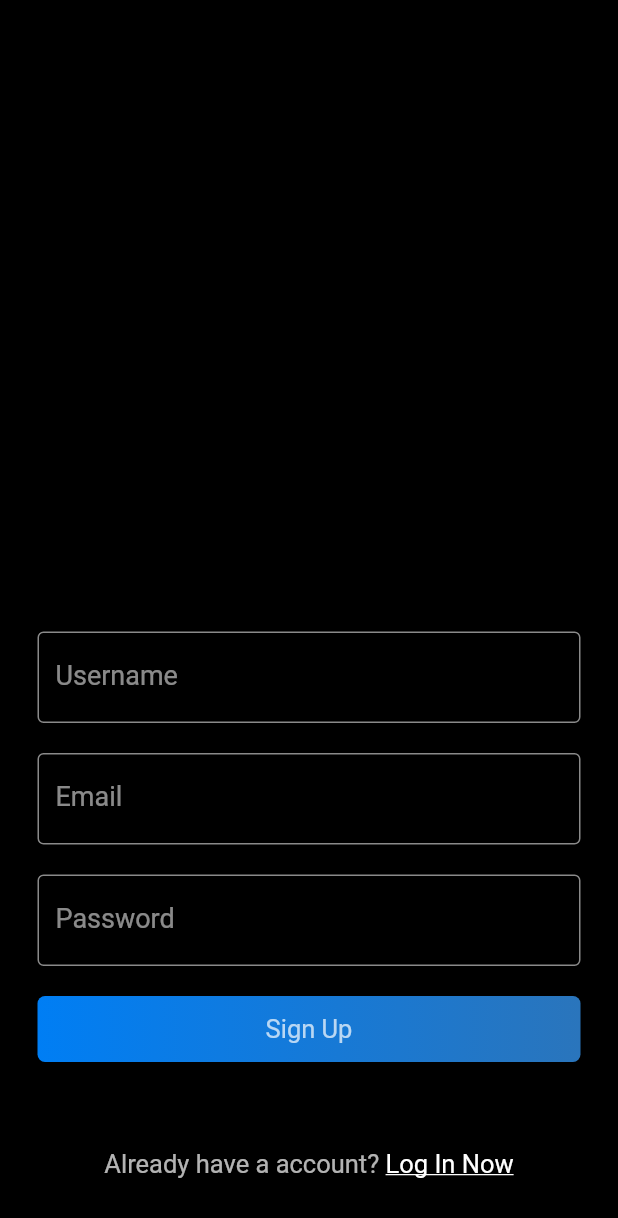
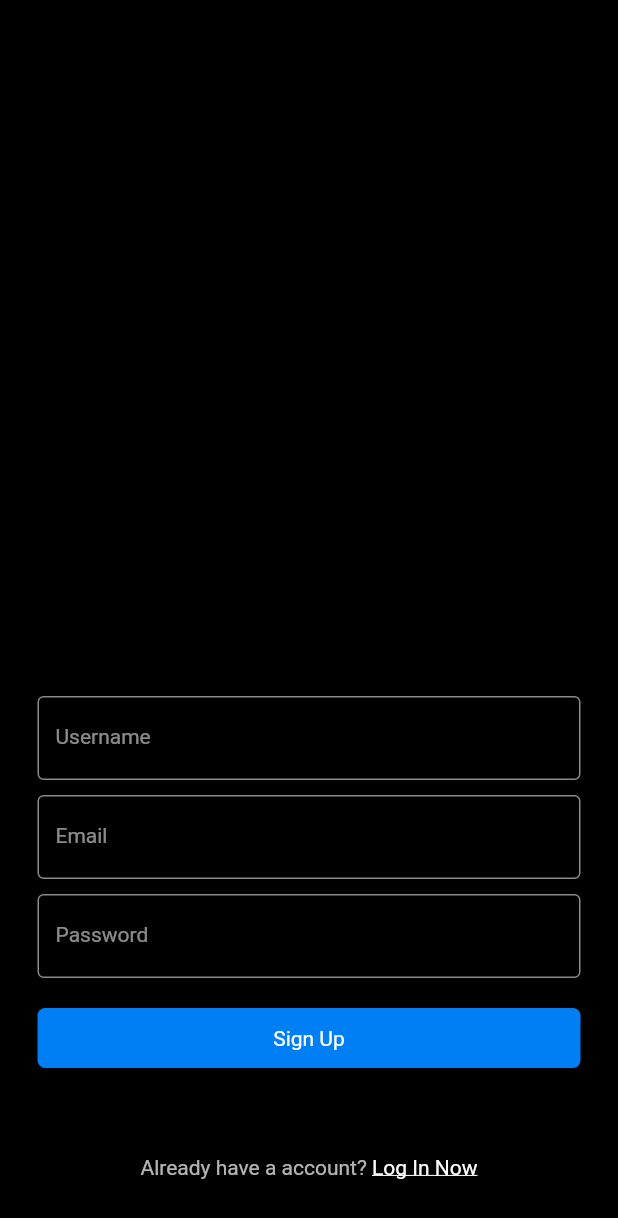
Before and after one commit to Debanshu777/chat_app_flutter, a Flutter app: the BaseView screen opened directly, after a tap on the "exit to app" icon, after a tap on "Log In", after a tap on "Register Now", on a phone screen of 412 x 824 dp. Shown: the top 1218 px of the screen. Run offline on Flutter 3.47's test engine with Material 2 defaults, Android fonts, the phone set to English and light mode, and no system bars; our stand-ins replace cloud_firestore, firebase_auth, firebase_core, fluttertoast, google_sign_in, shared_preferences; accounts and stored records are empty; Roboto replaces fonts that are missing (OverpassRegular).

Commit message:
Design Updates

```diff
--- a/lib/services/auth.dart
+++ b/lib/services/auth.dart
@@ -1,3 +1,4 @@
+import 'package:chat_app_flutter/helper/helperfunctions.dart';
 import 'package:chat_app_flutter/modal/user.dart';
 import 'package:firebase_auth/firebase_auth.dart';
 import 'package:fluttertoast/fluttertoast.dart';
@@ -80,6 +81,9 @@ class AuthMethods {
 
   Future signOut() async {
     try {
+      HelperFunctions.saveuserEmailSharedPreference("");
+      HelperFunctions.saveuserNameSharedPreference("");
+      HelperFunctions.saveuserLoggedInSharedPreference(false);
       return await _auth.signOut();
     } catch (e) {
       Fluttertoast.showToast(
--- a/lib/views/BaseView.dart
+++ b/lib/views/BaseView.dart
@@ -59,24 +59,32 @@ class _BaseViewState extends State<BaseView> {
         backgroundColor: Colors.black,
         showSelectedLabels: false,
         showUnselectedLabels: false,
-        items: <BottomNavigationBarItem>[
+        items: [
           BottomNavigationBarItem(
               icon: Icon(
                 Icons.home,
               ),
-              title: Text("Home"),
+              title: Text("text"),
               backgroundColor: Colors.black),
           BottomNavigationBarItem(
               icon: Icon(Icons.search),
-              title: Text("Search"),
+              title: Text("text"),
+              backgroundColor: Colors.black),
+          BottomNavigationBarItem(
+              icon: Container(
+                child: Icon(
+                  Icons.add_a_photo_outlined,
+                ),
+              ),
+              title: Text("text"),
               backgroundColor: Colors.black),
           BottomNavigationBarItem(
               icon: Icon(Icons.notifications),
-              title: Text("Notification"),
+              title: Text("text"),
               backgroundColor: Colors.black),
           BottomNavigationBarItem(
               icon: Icon(Icons.person),
-              title: Text("Profile"),
+              title: Text("text"),
               backgroundColor: Colors.black),
         ],
       ),
@@ -84,6 +92,7 @@ class _BaseViewState extends State<BaseView> {
         children: tabPages,
         onPageChanged: onPageChanged,
         controller: _pageController,
+        physics: NeverScrollableScrollPhysics(),
       ),
     );
   }
--- a/lib/views/fragments/ExploreView.dart
+++ b/lib/views/fragments/ExploreView.dart
@@ -1,3 +1,4 @@
+import 'package:chat_app_flutter/widgets/widget.dart';
 import 'package:flutter/material.dart';
 
 class ExploreView extends StatefulWidget {
@@ -9,6 +10,8 @@ class _ExploreViewState extends State<ExploreView> {
   @override
   Widget build(BuildContext context) {
     return Scaffold(
+      appBar: appBarMain(context,
+          isAppTitle: false, strTitle: "Explore", disappearBackButton: false),
       backgroundColor: Colors.green,
     );
   }
--- a/lib/views/fragments/NotificationView.dart
+++ b/lib/views/fragments/NotificationView.dart
@@ -1,3 +1,4 @@
+import 'package:chat_app_flutter/widgets/widget.dart';
 import 'package:flutter/material.dart';
 
 class NotificationView extends StatefulWidget {
@@ -9,6 +10,10 @@ class _NotificationViewState extends State<NotificationView> {
   @override
   Widget build(BuildContext context) {
     return Scaffold(
+      appBar: appBarMain(context,
+          isAppTitle: false,
+          strTitle: "Notification",
+          disappearBackButton: false),
       backgroundColor: Colors.yellow,
     );
   }
--- a/lib/views/fragments/ProfileView.dart
+++ b/lib/views/fragments/ProfileView.dart
@@ -1,3 +1,4 @@
+import 'package:chat_app_flutter/widgets/widget.dart';
 import 'package:flutter/material.dart';
 
 class ProfileView extends StatefulWidget {
@@ -9,6 +10,8 @@ class _ProfileViewState extends State<ProfileView> {
   @override
   Widget build(BuildContext context) {
     return Scaffold(
+      appBar: appBarMain(context,
+          isAppTitle: false, strTitle: "Profile", disappearBackButton: false),
       backgroundColor: Colors.red,
     );
   }
--- a/lib/views/search.dart
+++ b/lib/views/search.dart
@@ -146,10 +146,7 @@ class _SearchScreenState extends State<SearchScreen> {
                       height: 40,
                       width: 40,
                       decoration: BoxDecoration(
-                        gradient: LinearGradient(colors: [
-                          const Color(0x36FFFFFF),
-                          const Color(0x0FFFFFFF)
-                        ]),
+                        color: Color(0xff007EF4),
                         borderRadius: BorderRadius.circular(30),
                       ),
                       padding: EdgeInsets.all(12),
--- a/lib/views/signIn.dart
+++ b/lib/views/signIn.dart
@@ -1,7 +1,6 @@
 import 'package:chat_app_flutter/services/auth.dart';
 import 'package:chat_app_flutter/services/database.dart';
 import 'package:chat_app_flutter/views/BaseView.dart';
-import 'package:chat_app_flutter/views/chatRooms.dart';
 import 'package:chat_app_flutter/widgets/widget.dart';
 import 'package:cloud_firestore/cloud_firestore.dart';
 import 'package:flutter/cupertino.dart';
@@ -118,7 +117,7 @@ class _SignInState extends State<SignIn> {
                           style: simpleTextStyle(),
                           decoration: textFieldInputDecoration("Email")),
                       SizedBox(
-                        height: 20,
+                        height: 10,
                       ),
                       TextFormField(
                           obscureText: true,
@@ -162,10 +161,7 @@ class _SignInState extends State<SignIn> {
                     width: MediaQuery.of(context).size.width,
                     padding: EdgeInsets.symmetric(vertical: 12),
                     decoration: BoxDecoration(
-                        gradient: LinearGradient(colors: [
-                          const Color(0xff007EF4),
-                          const Color(0xff2A75BC),
-                        ]),
+                        color: Color(0xff007EF4),
                         borderRadius: BorderRadius.circular(5)),
                     child: Text("Log In", style: mediumTextStyle()),
                   ),
@@ -246,10 +242,11 @@ class _SignInState extends State<SignIn> {
                 Row(
                   mainAxisAlignment: MainAxisAlignment.center,
                   children: [
-                    Text(
-                      "Don't have a account? ",
-                      style: mediumTextStyle(),
-                    ),
+                    Text("Don't have a account? ",
+                        style: TextStyle(
+                          color: Colors.white70,
+                          fontSize: 14,
+                        )),
                     GestureDetector(
                       onTap: () {
                         widget.toggle();
@@ -259,7 +256,7 @@ class _SignInState extends State<SignIn> {
                         child: Text("Register Now",
                             style: TextStyle(
                               color: Colors.white,
-                              fontSize: 17,
+                              fontSize: 14,
                               decoration: TextDecoration.underline,
                             )),
                       ),
--- a/lib/views/signUp.dart
+++ b/lib/views/signUp.dart
@@ -2,10 +2,8 @@ import 'file:///C:/Users/KIIT/chat_app_flutter/lib/helper/helperfunctions.dart';
 import 'package:chat_app_flutter/services/auth.dart';
 import 'package:chat_app_flutter/services/database.dart';
 import 'package:chat_app_flutter/views/BaseView.dart';
-import 'package:chat_app_flutter/views/chatRooms.dart';
 import 'package:chat_app_flutter/widgets/widget.dart';
 import 'package:flutter/material.dart';
-import 'package:fluttertoast/fluttertoast.dart';
 
 class SignUp extends StatefulWidget {
   final Function toggle;
@@ -80,7 +78,7 @@ class _SignUpState extends State<SignUp> {
                               decoration: textFieldInputDecoration("Username"),
                             ),
                             SizedBox(
-                              height: 20,
+                              height: 10,
                             ),
                             TextFormField(
                               validator: (val) {
@@ -95,7 +93,7 @@ class _SignUpState extends State<SignUp> {
                               decoration: textFieldInputDecoration("Email"),
                             ),
                             SizedBox(
-                              height: 20,
+                              height: 10,
                             ),
                             TextFormField(
                                 obscureText: true,
@@ -123,10 +121,7 @@ class _SignUpState extends State<SignUp> {
                           width: MediaQuery.of(context).size.width,
                           padding: EdgeInsets.symmetric(vertical: 12),
                           decoration: BoxDecoration(
-                              gradient: LinearGradient(colors: [
-                                const Color(0xff007EF4),
-                                const Color(0xff2A75BC),
-                              ]),
+                              color: Color(0xff007EF4),
                               borderRadius: BorderRadius.circular(5)),
                           child: Text("Sign Up", style: mediumTextStyle()),
                         ),
@@ -137,10 +132,11 @@ class _SignUpState extends State<SignUp> {
                       Row(
                         mainAxisAlignment: MainAxisAlignment.center,
                         children: [
-                          Text(
-                            "Already have a account? ",
-                            style: mediumTextStyle(),
-                          ),
+                          Text("Already have a account? ",
+                              style: TextStyle(
+                                color: Colors.white70,
+                                fontSize: 14,
+                              )),
                           GestureDetector(
                             onTap: () {
                               widget.toggle();
@@ -150,7 +146,7 @@ class _SignUpState extends State<SignUp> {
                               child: Text("Log In Now",
                                   style: TextStyle(
                                     color: Colors.white,
-                                    fontSize: 17,
+                                    fontSize: 14,
                                     decoration: TextDecoration.underline,
                                   )),
                             ),
--- a/lib/widgets/widget.dart
+++ b/lib/widgets/widget.dart
@@ -1,15 +1,43 @@
 import 'package:flutter/material.dart';
 
-Widget appBarMain(BuildContext context) {
+Widget appBarMain(BuildContext context,
+    {bool isAppTitle, String strTitle, disappearBackButton = false}) {
   return AppBar(
-    title: Image.asset(
-      "assets/images/logo.jpg",
-      height: 50,
+    iconTheme: IconThemeData(
+      color: Colors.white,
+    ),
+    automaticallyImplyLeading: disappearBackButton ? false : true,
+    title: Text(
+      isAppTitle ? "Instagram" : strTitle,
+      style: TextStyle(
+        color: Colors.white,
+        fontSize: isAppTitle ? 45.0 : 22.0,
+      ),
+      overflow: TextOverflow.ellipsis,
+    ),
+    backgroundColor: Theme.of(context).accentColor,
+  );
+}
+
+circularProgress() {
+  return Container(
+    alignment: Alignment.center,
+    padding: EdgeInsets.only(top: 12.0),
+    child: CircularProgressIndicator(
+      valueColor: AlwaysStoppedAnimation(Colors.white),
     ),
   );
 }
 
-BottomNavigationBar bottomNavigationBar(int _pageIndex, Function onTabTapped) {}
+linerProgress() {
+  return Container(
+    alignment: Alignment.center,
+    padding: EdgeInsets.only(top: 12.0),
+    child: LinearProgressIndicator(
+      valueColor: AlwaysStoppedAnimation(Colors.white),
+    ),
+  );
+}
 
 showAlertDialog(BuildContext context, String text) {
   AlertDialog alert = AlertDialog(
@@ -46,13 +74,13 @@ InputDecoration textFieldInputDecoration(String hintText) {
 TextStyle simpleTextStyle() {
   return TextStyle(
     color: Colors.white,
-    fontSize: 18,
+    fontSize: 14,
   );
 }
 
 TextStyle mediumTextStyle() {
   return TextStyle(
-    color: Colors.white70,
-    fontSize: 17,
+    color: Colors.white,
+    fontSize: 14,
   );
 }
```
Also changed, not shown: lib/main.dart (+5 -4 lines), lib/views/chatRooms.dart (+0 -14 lines), lib/views/conversationScreen.dart (+9 -10 lines), pubspec.lock.
